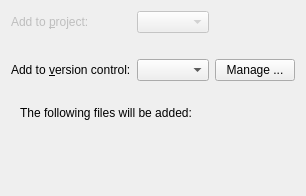
qt-creator/qt-creator, file src/plugins/projectexplorer/projectwizardpage.ui: the form before one commit.
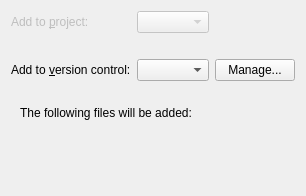
The form after the commit.

The edit to the form file:
```diff
--- a/src/plugins/projectexplorer/projectwizardpage.ui
+++ b/src/plugins/projectexplorer/projectwizardpage.ui
@@ -67,7 +67,7 @@
      <item row="2" column="2">
       <widget class="QPushButton" name="vcsManageButton">
        <property name="text">
-        <string>Manage ...</string>
+        <string>Manage...</string>
        </property>
       </widget>
      </item>
```
